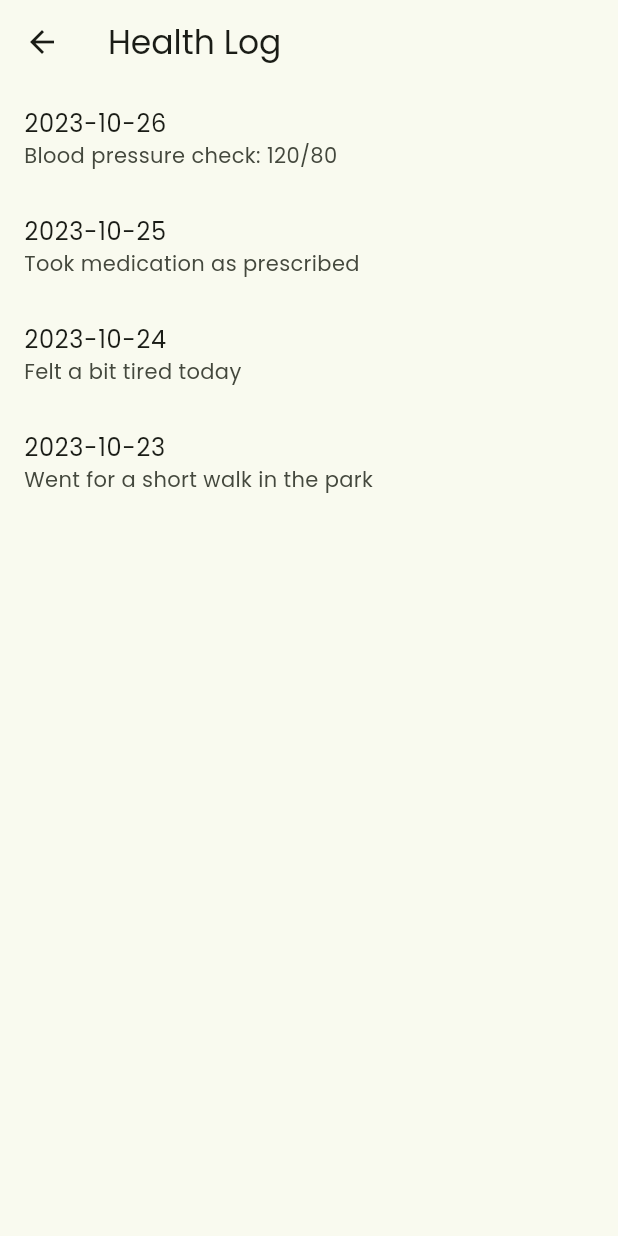
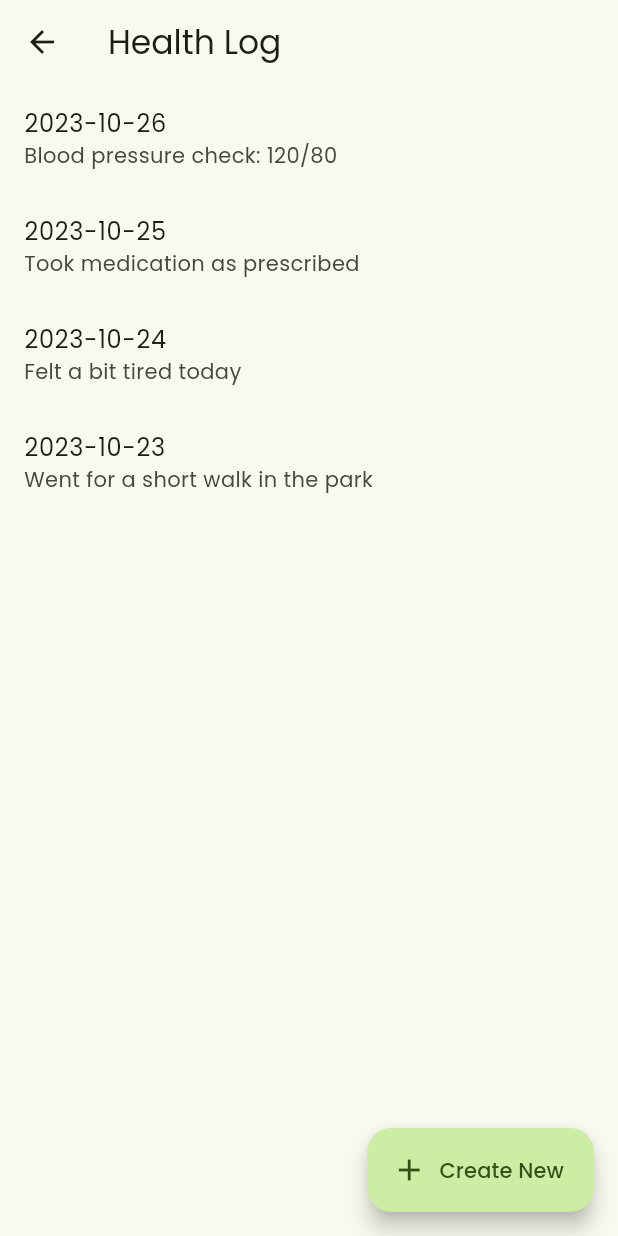
Before and after one commit to madhavanrmiitm/second-innings-app, a Flutter app: the HealthLogView screen opened directly, on a phone screen of 412 x 824 dp. Run offline on Flutter 3.47's test engine with Material 3 defaults, Android fonts, the phone set to English and light mode, and no system bars; drawn by our look-alikes of dynamic_color; our stand-ins replace google_fonts.

Commit message:
Updated health_log_view.dart

```diff
--- a/second_innings/lib/dashboard/senior_citizen/views/health_log_view.dart
+++ b/second_innings/lib/dashboard/senior_citizen/views/health_log_view.dart
@@ -1,4 +1,5 @@
 import 'package:flutter/material.dart';
+import 'package:second_innings/dashboard/senior_citizen/views/create_new_health_log_page.dart'; // Assuming the file path
 
 class HealthLogView extends StatelessWidget {
   const HealthLogView({super.key});
@@ -27,6 +28,16 @@ class HealthLogView extends StatelessWidget {
           );
         },
       ),
+      floatingActionButton: FloatingActionButton.extended(
+        onPressed: () {
+          Navigator.push(
+            context,
+            MaterialPageRoute(builder: (context) => const CreateNewHealthLogPage()),
+          );
+        },
+        label: const Text('Create New'),
+        icon: const Icon(Icons.add),
+      ),
     );
   }
 }
```
